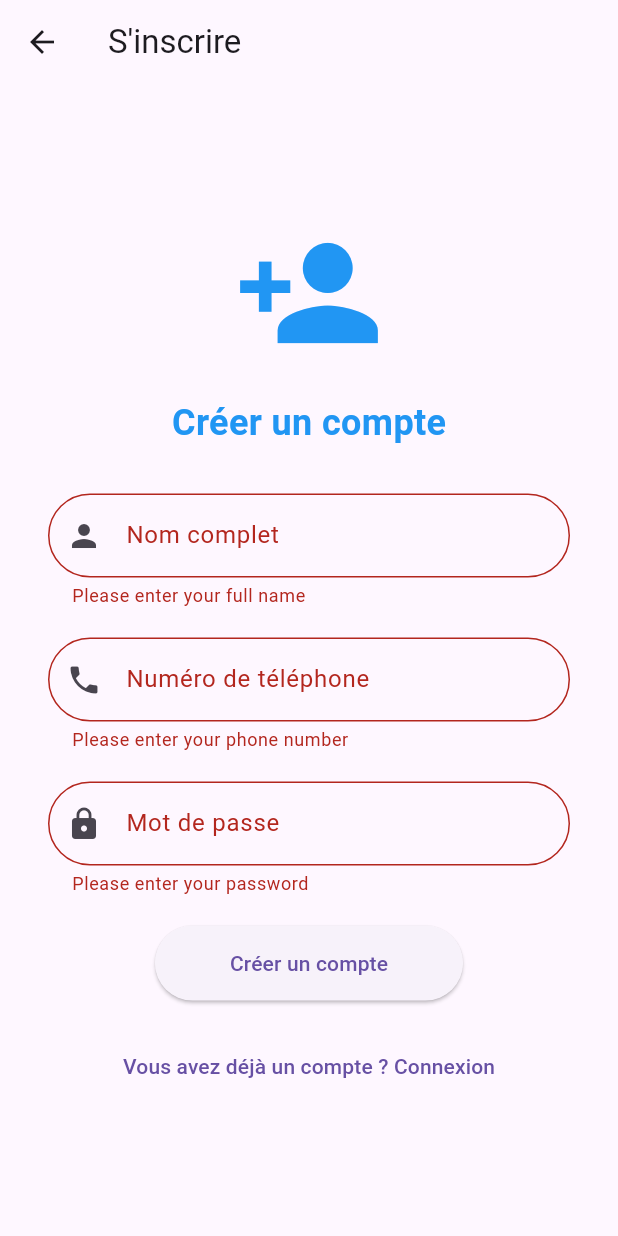
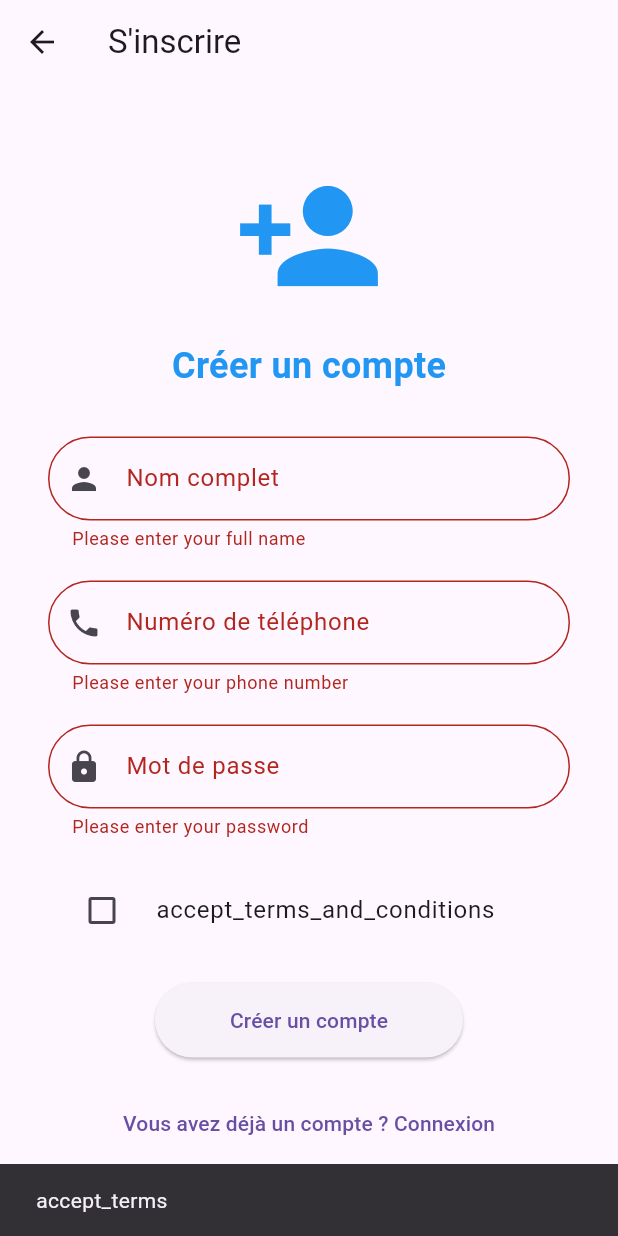
Before and after one commit to groupeservice/sayrty_mobile, a Flutter app: the LoginPage screen opened by its route, after a tap on "Connexion", after a tap on "Vous n'avez pas de compte ? Inscrivez-vo", after a tap on "Créer un compte", on a phone screen of 412 x 824 dp. Run offline on Flutter 3.47's test engine with Material 3 defaults, Android fonts, the phone set to English and light mode, and no system bars; our stand-ins replace geolocator, shared_preferences; accounts and stored records are empty; network calls fail; statements that could not run were skipped.

Commit message:
Votre message de commit

```diff
--- a/e_commerce/lib/ProductDetails.dart
+++ b/e_commerce/lib/ProductDetails.dart
@@ -38,7 +38,7 @@ class _ProductDetailsState extends State<ProductDetails> {
       final userId = user['userId'];
       final String? token = await getToken();
       final response = await http.get(
-        Uri.parse('http://192.168.100.11:8080/api/customer/cart/$userId'),
+        Uri.parse('http://194.163.173.3:8888/api/customer/cart/$userId'),
         headers: <String, String>{
           'Content-Type': 'application/json; charset=UTF-8',
           'Authorization': 'Bearer $token',
@@ -62,7 +62,7 @@ class _ProductDetailsState extends State<ProductDetails> {
       final userId = user['userId'];
       final String? token = await getToken();
       final response = await http.post(
-        Uri.parse('http://192.168.100.11:8080/api/customer/cart'),
+        Uri.parse('http://194.163.173.3:8888/api/customer/cart'),
         headers: <String, String>{
           'Content-Type': 'application/json; charset=UTF-8',
           'Authorization': 'Bearer $token',
--- a/e_commerce/lib/cart_page.dart
+++ b/e_commerce/lib/cart_page.dart
@@ -60,7 +60,7 @@ class _CartPageState extends State<CartPage> {
   Future<void> _fetchminorder() async {
     final String? token = await getToken();
     final response = await http.get(
-        Uri.parse('http://192.168.100.11:8080/minOrderValue'),
+        Uri.parse('http://194.163.173.3:8888/minOrderValue'),
         headers: <String, String>{
           'Content-Type': 'application/json; ',
           'Authorization': 'Bearer $token',
--- a/e_commerce/lib/cart_service.dart
+++ b/e_commerce/lib/cart_service.dart
@@ -6,7 +6,7 @@ import 'package:shared_preferences/shared_preferences.dart';
 import 'language_provider.dart';
 
 class CartService {
-  static const String baseUrl = 'http://192.168.100.11:8080/api/customer';
+  static const String baseUrl = 'http://194.163.173.3:8888/api/customer';
     Future<String?> getToken() async {
     final SharedPreferences autht = await SharedPreferences.getInstance();
     return autht.getString('ecom-token');
--- a/e_commerce/lib/login_page.dart
+++ b/e_commerce/lib/login_page.dart
@@ -8,6 +8,7 @@ import 'package:http/http.dart' as http;
 import 'package:provider/provider.dart';
 import 'dart:convert';
 import 'storage_service.dart';
+
 
 class LoginPage extends StatefulWidget {
 @override
@@ -25,7 +26,7 @@ final String phone = _phoneController.text;
 final String password = _passwordController.text;
 
 final response = await http.post(
-Uri.parse('http://192.168.100.11:8080/authenticate'),
+Uri.parse('http://194.163.173.3:8888/authenticate'),
 headers: <String, String>{
 'Content-Type': 'application/json; charset=UTF-8',
 },
@@ -43,6 +44,7 @@ final token = responseData['token'];
 
 await _storageService.saveUser({'userId': userId, 'phone': phone});
 await _storageService.saveToken(token);
+await _storageService.saveuserId(userId);
 
 Navigator.pushReplacementNamed(context, '/'); // Rediriger vers la page des produits
 } else {
--- a/e_commerce/lib/orders_page.dart
+++ b/e_commerce/lib/orders_page.dart
@@ -39,7 +39,7 @@ class _OrdersPageState extends State<OrdersPage> {
     if (userId != null) {
       try {
         final response = await http.get(Uri.parse(
-            'http://192.168.100.11:8080/api/customer/myOrders/$userId'),   headers: <String, String>{
+            'http://194.163.173.3:8888/api/customer/myOrders/$userId'),   headers: <String, String>{
           'Content-Type': 'application/json; charset=UTF-8',
           'Authorization': 'Bearer $token',
         });
@@ -67,7 +67,7 @@ class _OrdersPageState extends State<OrdersPage> {
 
   try {
     final uri = Uri.http(
-      '192.168.100.11:8080',
+      '194.163.173.3:8888',
       '/api/customer/cartI/$userId',
       {
         'orderId': orderId.toString(),
--- a/e_commerce/lib/signup_page.dart
+++ b/e_commerce/lib/signup_page.dart
@@ -17,15 +17,15 @@ class _SignupPageState extends State<SignupPage> {
   final TextEditingController _nameController = TextEditingController();
   final TextEditingController _phoneController = TextEditingController();
   final TextEditingController _passwordController = TextEditingController();
-
+ bool _acceptedTerms = false;
   Future<void> _signup() async {
-    if (_formKey.currentState!.validate()) {
+    if (_formKey.currentState!.validate()  && _acceptedTerms) {
       final String name = _nameController.text;
       final String phone = _phoneController.text;
       final String password = _passwordController.text;
 
       final response = await http.post(
-        Uri.parse('http://192.168.100.11:8080/sign-up'),
+        Uri.parse('http://194.163.173.3:8888/sign-up'),
         headers: <String, String>{
           'Content-Type': 'application/json; charset=UTF-8',
         },
@@ -46,6 +46,11 @@ class _SignupPageState extends State<SignupPage> {
           SnackBar(content: Text(translate('failed_to_create_account', Provider.of<LanguageProvider>(context, listen: false).selectedLanguage))),
         );
       }
+    }
+    else if (!_acceptedTerms) { // Afficher un message d'erreur si les conditions ne sont pas acceptées
+      ScaffoldMessenger.of(context).showSnackBar(
+        SnackBar(content: Text(translate('accept_terms', Provider.of<LanguageProvider>(context, listen: false).selectedLanguage))),
+      );
     }
   }
 
@@ -70,6 +75,7 @@ class _SignupPageState extends State<SignupPage> {
                 color: Colors.blue,
               ),
               SizedBox(height: 20),
+
               Text(
                 translate('create_account', Provider.of<LanguageProvider>(context, listen: false).selectedLanguage),
                 style: TextStyle(
@@ -146,16 +152,25 @@ class _SignupPageState extends State<SignupPage> {
                       },
                     ),
                     SizedBox(height: 20),
+                  CheckboxListTile(
+                      title: Text(translate('accept_terms_and_conditions', Provider.of<LanguageProvider>(context, listen: false).selectedLanguage)),
+                      value: _acceptedTerms,
+                      onChanged: (value) {
+                        setState(() {
+                          _acceptedTerms = value!;
+                        });
+                      },
+                      controlAffinity: ListTileControlAffinity.leading,
+                    ),
+                    SizedBox(height: 20),
                     ElevatedButton(
                       onPressed: _signup,
                       child: Text(translate('create_account', Provider.of<LanguageProvider>(context, listen: false).selectedLanguage)),
                       style: ElevatedButton.styleFrom(
-
                         padding: EdgeInsets.symmetric(
                           horizontal: 50,
                           vertical: 15,
                         ),
-
                         shape: RoundedRectangleBorder(
                           borderRadius: BorderRadius.circular(30.0),
                         ),
```
Also changed, not shown: e_commerce/lib/product_list.dart (+70 -15 lines), e_commerce/lib/product_service.dart (+4 -4 lines), e_commerce/lib/storage_service.dart (+13 -4 lines), 2 other files.
